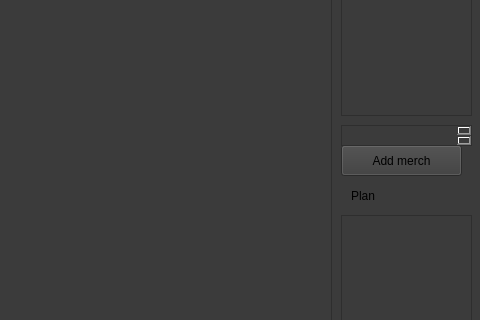
Old version of the form forms/mainwindow.ui in the repository jadendno/man-i-love-baseball; both pictures show x 398 to 878 and y 104 to 424 of the 878 by 641 pixel window.
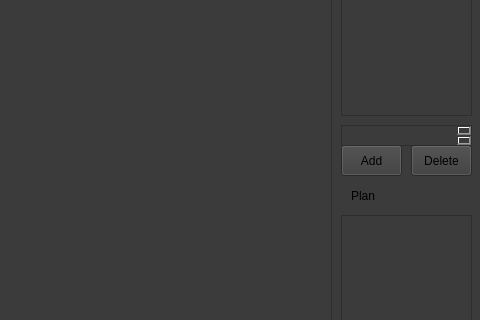
New version of the form. The open tabs and pages were chosen to show the change.

```diff
--- a/forms/mainwindow.ui
+++ b/forms/mainwindow.ui
@@ -321,12 +321,12 @@
        <rect>
         <x>740</x>
         <y>250</y>
-        <width>121</width>
+        <width>61</width>
         <height>31</height>
        </rect>
       </property>
       <property name="text">
-       <string>Add merch</string>
+       <string>Add</string>
       </property>
      </widget>
      <widget class="QTextBrowser" name="textBrowser_2">
@@ -339,6 +339,19 @@
        </rect>
       </property>
      </widget>
+     <widget class="QPushButton" name="delMerch">
+      <property name="geometry">
+       <rect>
+        <x>810</x>
+        <y>250</y>
+        <width>61</width>
+        <height>31</height>
+       </rect>
+      </property>
+      <property name="text">
+       <string>Delete</string>
+      </property>
+     </widget>
     </widget>
     <widget class="QWidget" name="admin_menu">
      <widget class="QPushButton" name="usersMenuBtn">
```
Left out of the diff: 2 changed lines with no effect on the pictures.
